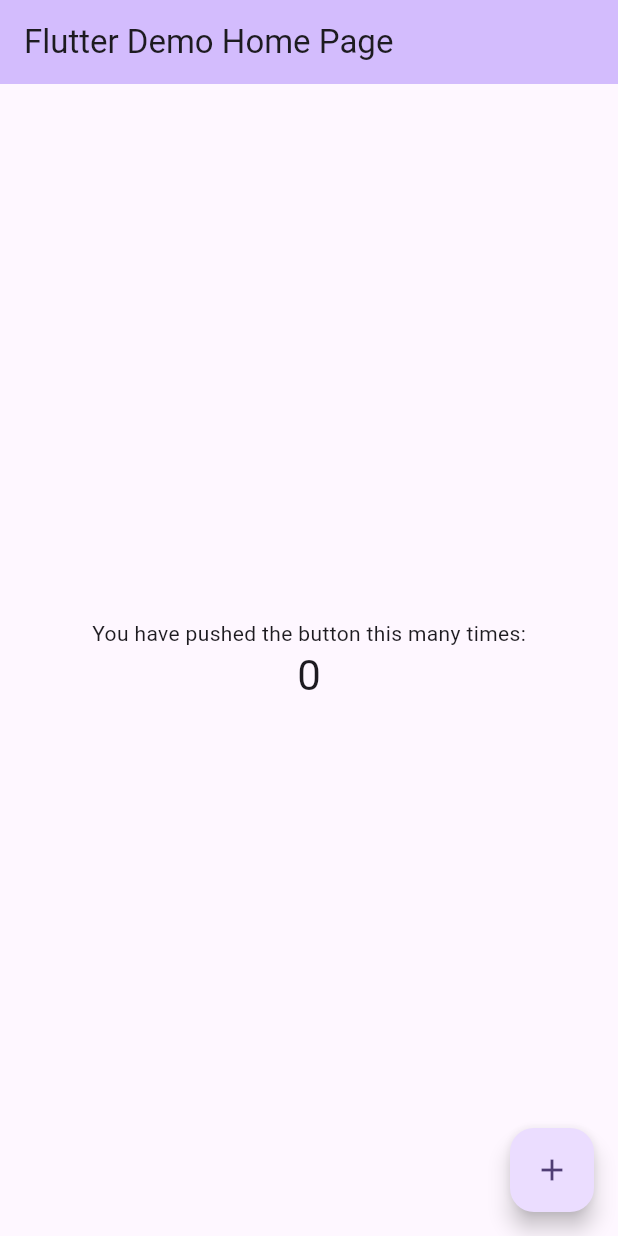
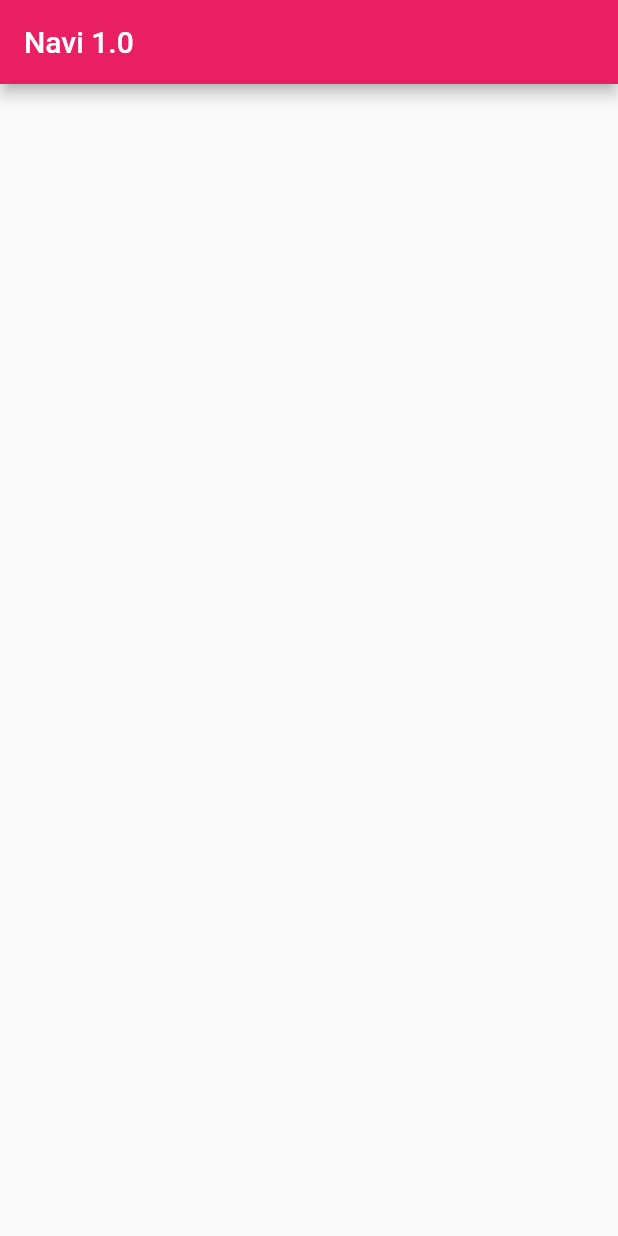
Before and after one commit to LocketteDev/navi_v1, a Flutter app: the screen it shows after launch, on a phone screen of 412 x 824 dp. Run offline on Flutter 3.47's test engine with Material 2 defaults, Android fonts, the phone set to English and light mode, and no system bars.

Commit message:
setting up Flutter project

```diff
--- /dev/null
+++ b/lib/home_page.dart
@@ -0,0 +1,18 @@
+import 'package:flutter/material.dart';
+
+class HomePage extends StatefulWidget {
+  const HomePage({super.key});
+
+  @override
+  State<HomePage> createState() => _HomePageState();
+}
+
+class _HomePageState extends State<HomePage> {
+  @override
+  Widget build(BuildContext context) {
+    return Scaffold(
+      appBar: AppBar( title: const Text('Navi 1.0')
+      ),
+    );
+  }
+}
--- a/lib/main.dart
+++ b/lib/main.dart
@@ -1,4 +1,5 @@
 import 'package:flutter/material.dart';
+import 'home_page.dart';
 
 void main() {
   runApp(const MyApp());
@@ -7,119 +8,15 @@ void main() {
 class MyApp extends StatelessWidget {
   const MyApp({super.key});
 
-  // This widget is the root of your application.
   @override
   Widget build(BuildContext context) {
     return MaterialApp(
-      title: 'Flutter Demo',
+      debugShowCheckedModeBanner: false,
+      title: 'Navi',
       theme: ThemeData(
-        // This is the theme of your application.
-        //
-        // TRY THIS: Try running your application with "flutter run". You'll see
-        // the application has a blue toolbar. Then, without quitting the app,
-        // try changing the seedColor in the colorScheme below to Colors.green
-        // and then invoke "hot reload" (save your changes or press the "hot
-        // reload" button in a Flutter-supported IDE, or press "r" if you used
-        // the command line to start the app).
-        //
-        // Notice that the counter didn't reset back to zero; the application
-        // state is not lost during the reload. To reset the state, use hot
-        // restart instead.
-        //
-        // This works for code too, not just values: Most code changes can be
-        // tested with just a hot reload.
-        colorScheme: ColorScheme.fromSeed(seedColor: Colors.deepPurple),
-        useMaterial3: true,
+        primarySwatch: Colors.pink,
       ),
-      home: const MyHomePage(title: 'Flutter Demo Home Page'),
+      home: const HomePage(),
     );
   }
 }
-
-class MyHomePage extends StatefulWidget {
-  const MyHomePage({super.key, required this.title});
-
-  // This widget is the home page of your application. It is stateful, meaning
-  // that it has a State object (defined below) that contains fields that affect
-  // how it looks.
-
-  // This class is the configuration for the state. It holds the values (in this
-  // case the title) provided by the parent (in this case the App widget) and
-  // used by the build method of the State. Fields in a Widget subclass are
-  // always marked "final".
-
-  final String title;
-
-  @override
-  State<MyHomePage> createState() => _MyHomePageState();
-}
-
-class _MyHomePageState extends State<MyHomePage> {
-  int _counter = 0;
-
-  void _incrementCounter() {
-    setState(() {
-      // This call to setState tells the Flutter framework that something has
-      // changed in this State, which causes it to rerun the build method below
-      // so that the display can reflect the updated values. If we changed
-      // _counter without calling setState(), then the build method would not be
-      // called again, and so nothing would appear to happen.
-      _counter++;
-    });
-  }
-
-  @override
-  Widget build(BuildContext context) {
-    // This method is rerun every time setState is called, for instance as done
-    // by the _incrementCounter method above.
-    //
-    // The Flutter framework has been optimized to make rerunning build methods
-    // fast, so that you can just rebuild anything that needs updating rather
-    // than having to individually change instances of widgets.
-    return Scaffold(
-      appBar: AppBar(
-        // TRY THIS: Try changing the color here to a specific color (to
-        // Colors.amber, perhaps?) and trigger a hot reload to see the AppBar
-        // change color while the other colors stay the same.
-        backgroundColor: Theme.of(context).colorScheme.inversePrimary,
-        // Here we take the value from the MyHomePage object that was created by
-        // the App.build method, and use it to set our appbar title.
-        title: Text(widget.title),
-      ),
-      body: Center(
-        // Center is a layout widget. It takes a single child and positions it
-        // in the middle of the parent.
-        child: Column(
-          // Column is also a layout widget. It takes a list of children and
-          // arranges them vertically. By default, it sizes itself to fit its
-          // children horizontally, and tries to be as tall as its parent.
-          //
-          // Column has various properties to control how it sizes itself and
-          // how it positions its children. Here we use mainAxisAlignment to
-          // center the children vertically; the main axis here is the vertical
-          // axis because Columns are vertical (the cross axis would be
-          // horizontal).
-          //
-          // TRY THIS: Invoke "debug painting" (choose the "Toggle Debug Paint"
-          // action in the IDE, or press "p" in the console), to see the
-          // wireframe for each widget.
-          mainAxisAlignment: MainAxisAlignment.center,
-          children: <Widget>[
-            const Text(
-              'You have pushed the button this many times:',
-            ),
-            Text(
-              '$_counter',
-              style: Theme.of(context).textTheme.headlineMedium,
-            ),
-          ],
-        ),
-      ),
-      floatingActionButton: FloatingActionButton(
-        onPressed: _incrementCounter,
-        tooltip: 'Increment',
-        child: const Icon(Icons.add),
-      ), // This trailing comma makes auto-formatting nicer for build methods.
-    );
-  }
-}
--- /dev/null
+++ b/lib/pallete.dart
@@ -0,0 +1,13 @@
+import 'package:flutter/material.dart';
+
+class Pallete {
+  static const Color mainFontColor = Color.fromRGBO(19, 61, 95, 1);
+  static const Color firstSuggestionBoxColor = Color.fromRGBO(165, 231, 244, 1);
+  static const Color secondSuggestionBoxColor =
+  Color.fromRGBO(157, 202, 235, 1);
+  static const Color thirdSuggestionBoxColor = Color.fromRGBO(162, 238, 239, 1);
+  static const Color assistantCircleColor = Color.fromRGBO(209, 243, 249, 1);
+  static const Color borderColor = Color.fromRGBO(200, 200, 200, 1);
+  static const Color blackColor = Colors.black;
+  static const Color whiteColor = Colors.white;
+}
```
Also changed, not shown: pubspec.yaml (+9 -9 lines), assets/fonts/Cera-Pro-Bold.otf (added), assets/fonts/Cera-Pro-Medium.otf (added), assets/images/virtualAssistant.png (added), 3 other files.
